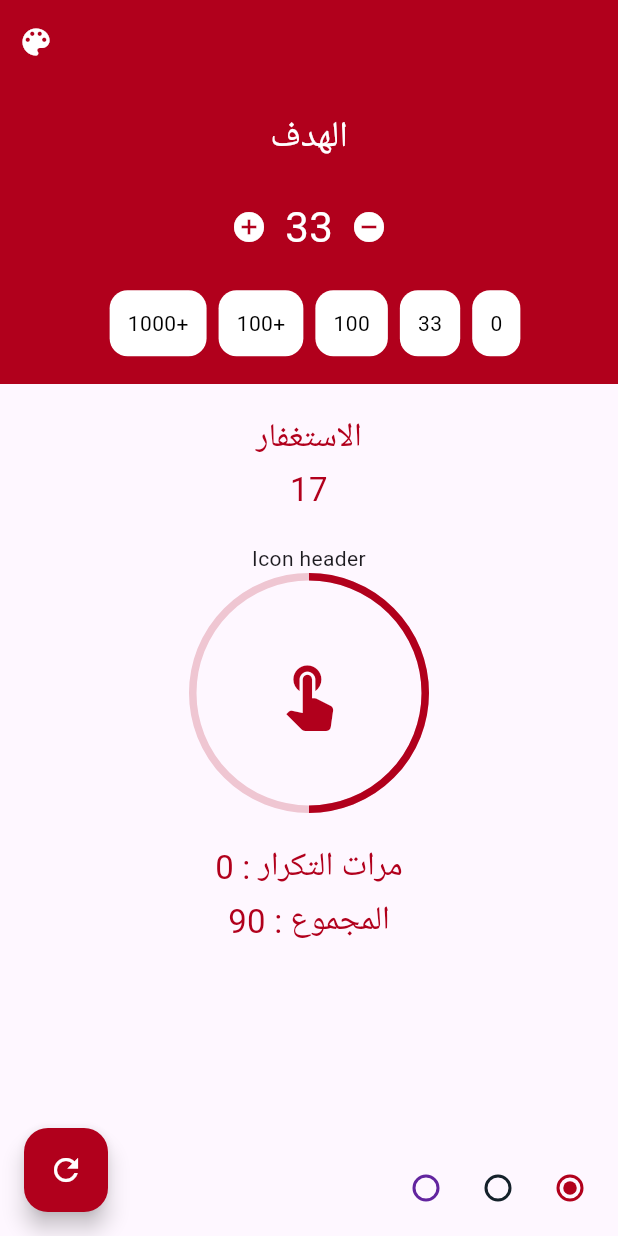
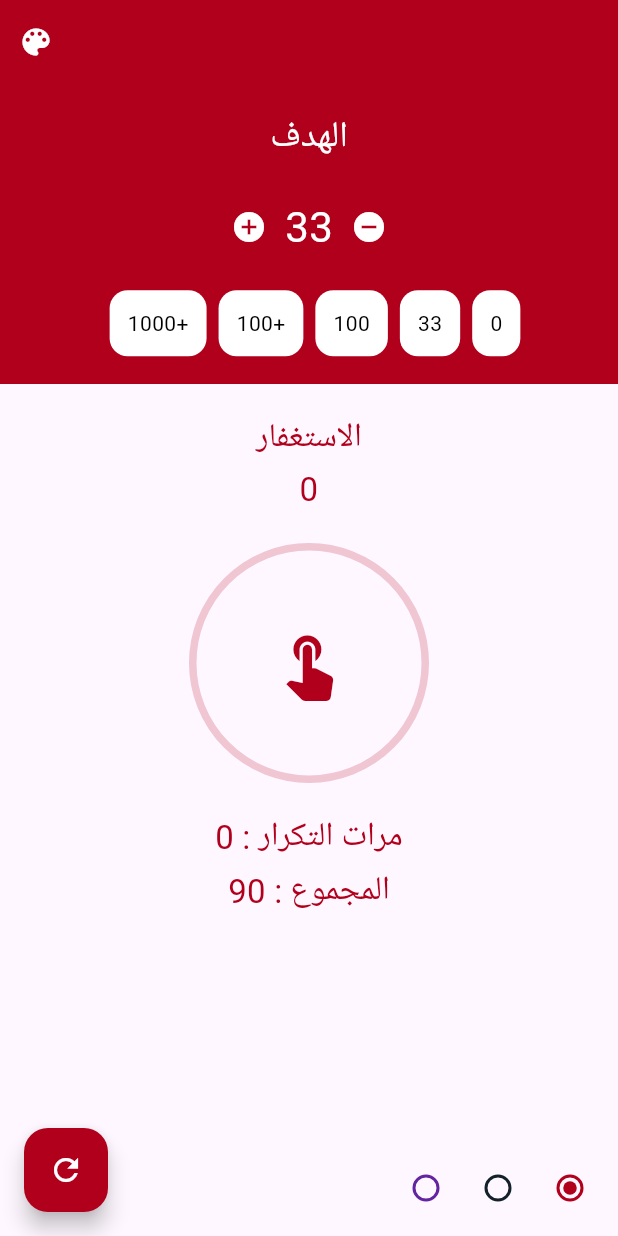
Before and after one commit to taha2901/Tasbeeh, a Flutter app: the screen it shows after launch, on a phone screen of 412 x 824 dp. Run offline on Flutter 3.47's test engine with Material 3 defaults, Android fonts, the phone set to English and light mode, and no system bars; drawn by our look-alikes of percent_indicator.

Commit message:
add counter

```diff
--- a/lib/home.dart
+++ b/lib/home.dart
@@ -10,6 +10,8 @@ class HomeScreen extends StatefulWidget {
 
 int rad = 0;
 int colorHex = 0xffB1001C;
+int _counter = 0;
+int _time = 0;
 
 class _HomeScreenState extends State<HomeScreen> {
   TextDirection textDirection = TextDirection.rtl;
@@ -22,9 +24,7 @@ class _HomeScreenState extends State<HomeScreen> {
         floatingActionButton: FloatingActionButton(
           onPressed: () {
             // resetToZero(resetGoal: true);
-            setState(() {
-
-            });
+            setState(() {});
           },
           backgroundColor: mainColor,
           child: const Icon(
@@ -171,7 +171,7 @@ class _HomeScreenState extends State<HomeScreen> {
                   height: 4,
                 ),
                 Text(
-                  "17",
+                  "$_counter",
                   style: TextStyle(color: mainColor, fontSize: 22),
                 ),
                 const SizedBox(
@@ -180,12 +180,22 @@ class _HomeScreenState extends State<HomeScreen> {
                 CircularPercentIndicator(
                   radius: 80.0,
                   lineWidth: 5.0,
-                  percent: 0.5,
-                  header: const Text("Icon header"),
-                  center: Icon(
-                    Icons.touch_app,
-                    size: 50.0,
-                    color: mainColor,
+                  percent: _counter / 5,
+                  center: GestureDetector(
+                    onTap: () {
+                      setState(() {
+                        if(_counter == 5){
+                          _time++;
+                          _counter = 0;
+                        }
+                        _counter++;
+                      });
+                    },
+                    child: Icon(
+                      Icons.touch_app,
+                      size: 50.0,
+                      color: mainColor,
+                    ),
                   ),
                   backgroundColor: mainColor.withOpacity(0.2),
                   progressColor: mainColor,
@@ -194,7 +204,7 @@ class _HomeScreenState extends State<HomeScreen> {
                   height: 20,
                 ),
                 Text(
-                  "مرات التكرار : 0",
+                  "مرات التكرار : $_time",
                   style: TextStyle(color: mainColor, fontSize: 22),
                 ),
                 const SizedBox(
@@ -227,7 +237,7 @@ class _HomeScreenState extends State<HomeScreen> {
                       }),
                   Radio(
                       fillColor: MaterialStateColor.resolveWith(
-                          (states) => Color(0xff14212A)),
+                          (states) => const Color(0xff14212A)),
                       value: 0xff14212A,
                       groupValue: colorHex,
                       onChanged: (val) {
```
